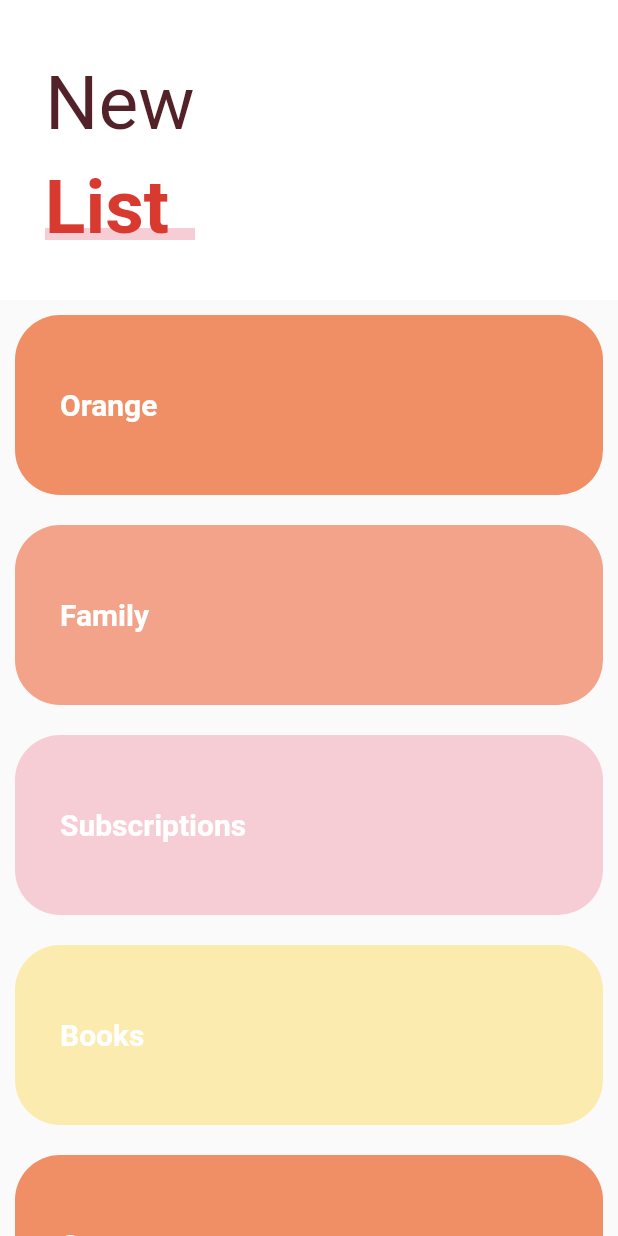
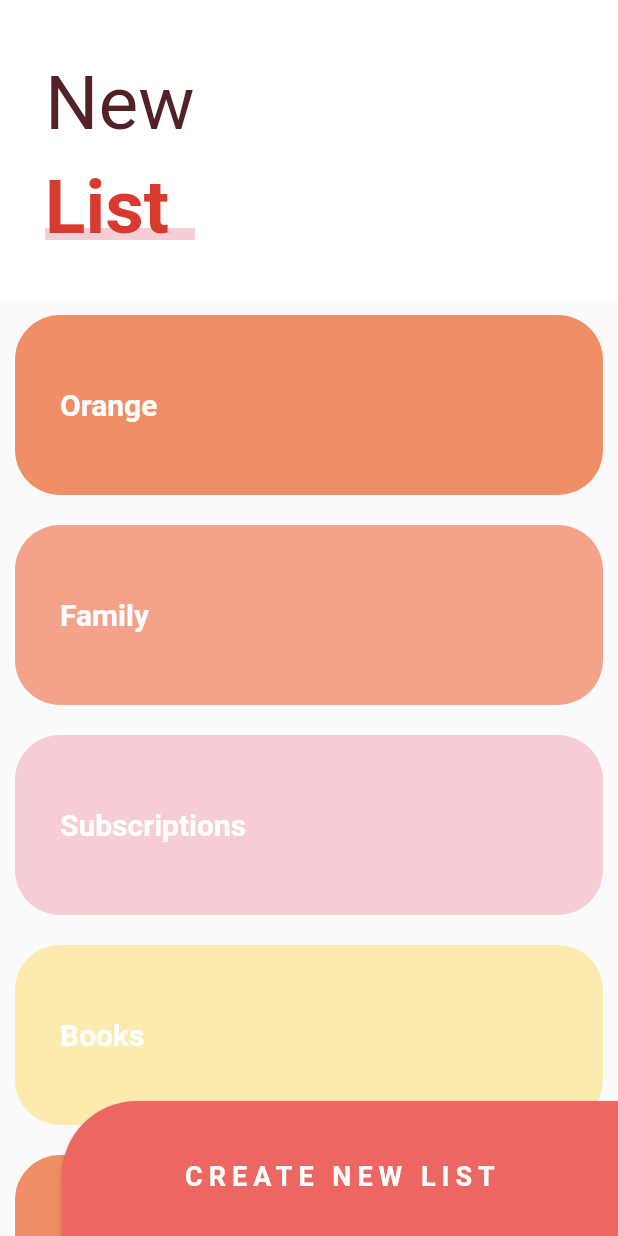
Before and after one commit to VictorHugoAguilar/disenios_animaciones_flutter, a Flutter app: the screen it shows after launch, on a phone screen of 412 x 824 dp. Run offline on Flutter 3.47's test engine with Material 2 defaults, Android fonts, the phone set to English and light mode, and no system bars; our stand-ins replace animate_do, flutter_svg, font_awesome_flutter.

Commit message:
Creación del boton del footer, utilizando ButtonTheme

```diff
--- a/lib/src/pages/sliver_list_page.dart
+++ b/lib/src/pages/sliver_list_page.dart
@@ -6,7 +6,42 @@ class SliverListPage extends StatelessWidget {
     return Scaffold(
       // body: _ListaViews(),
       //  body: _HeaderSliver(),
-      body: _MainScroll(),
+      body: Stack(
+        children: [
+          _MainScroll(),
+          Positioned(
+            bottom: -10,
+            right: 0,
+            child: _BotonFooter(),
+          ),
+        ],
+      ),
+    );
+  }
+}
+
+class _BotonFooter extends StatelessWidget {
+  @override
+  Widget build(BuildContext context) {
+    final size = MediaQuery.of(context).size;
+    return ButtonTheme(
+      minWidth: size.width * 0.9,
+      height: 100,
+      child: RaisedButton(
+        onPressed: () {},
+        color: Color(0xffED6762),
+        shape: RoundedRectangleBorder(
+            borderRadius: BorderRadius.only(topLeft: Radius.circular(050))),
+        child: Text(
+          'CREATE NEW LIST',
+          style: TextStyle(
+            color: Colors.white,
+            fontSize: 18,
+            fontWeight: FontWeight.bold,
+            letterSpacing: 4,
+          ),
+        ),
+      ),
     );
   }
 }
```
